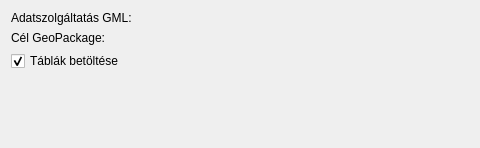
The window that import_plugin_dialog_base.ui (faludiz/eing) describes before a commit, drawn with Qt 5; both pictures show x 0 to 480 and y 0 to 148 of the 750 by 148 pixel window.
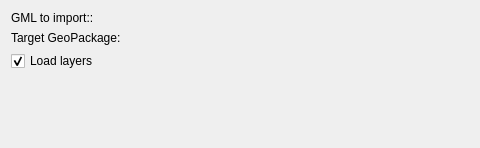
The same window after the commit. Custom widgets are drawn as their Qt base class.

```diff
--- a/import_plugin_dialog_base.ui
+++ b/import_plugin_dialog_base.ui
@@ -26,10 +26,10 @@
        </property>
       </widget>
      </item>
-     <item row="0" column="0">
+     <item row="1" column="0">
       <widget class="QLabel" name="label">
        <property name="text">
-        <string>Adatszolgáltatás GML:</string>
+        <string>Target GeoPackage:</string>
        </property>
       </widget>
      </item>
@@ -46,23 +46,23 @@
        </property>
       </widget>
      </item>
-     <item row="1" column="0">
-      <widget class="QLabel" name="label">
-       <property name="text">
-        <string>Cél GeoPackage:</string>
-       </property>
-      </widget>
-     </item>
      <item row="2" column="0">
       <widget class="QCheckBox" name="load_check">
        <property name="text">
-        <string>Táblák betöltése</string>
+        <string>Load layers</string>
        </property>
        <property name="checked">
         <bool>true</bool>
        </property>
       </widget>
      </item>
+     <item row="0" column="0">
+      <widget class="QLabel" name="label">
+       <property name="text">
+        <string>GML to import::</string>
+       </property>
+      </widget>
+     </item>
     </layout>
    </item>
    <item>
```
